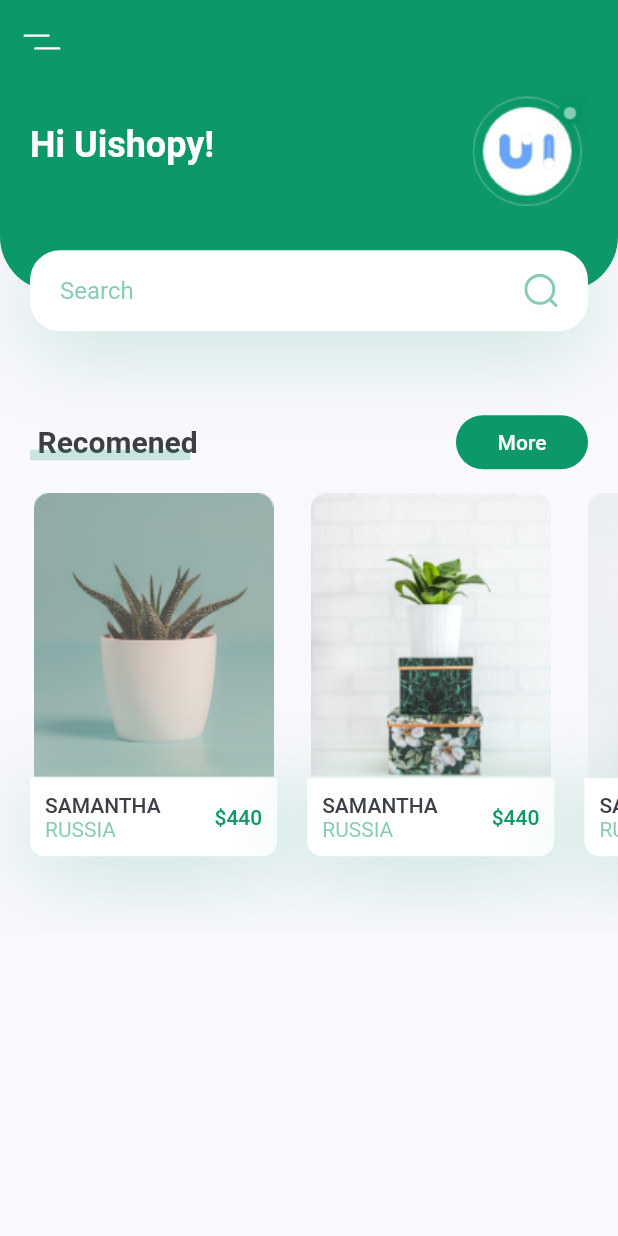
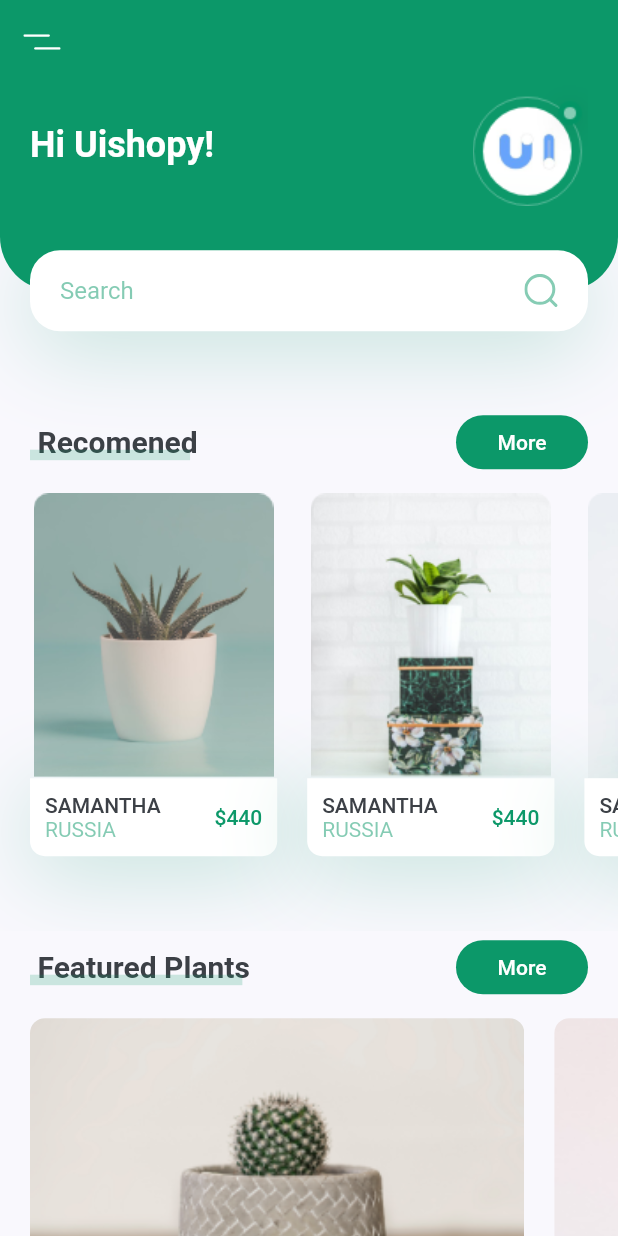
Before and after one commit to huanshenyi/youtube-plant-app, a Flutter app: the screen it shows after launch, on a phone screen of 412 x 824 dp. Run offline on Flutter 3.47's test engine with Material 2 defaults, Android fonts, the light colour scheme and no system bars; our stand-ins replace flutter_svg.

Commit message:
でかい商品の横スクロールバー追加

```diff
--- a/lib/screens/home/components/body.dart
+++ b/lib/screens/home/components/body.dart
@@ -2,6 +2,7 @@ import 'package:flutter/material.dart';
 import 'package:plant_app/constants.dart';
 import 'package:plant_app/screens/home/components/recomend_plants.dart';
 import 'package:plant_app/screens/home/components/title_with_more_bbtn.dart';
+import 'featurred_plants.dart';
 import 'header_with_seachbox.dart';
 
 class Body extends StatelessWidget {
@@ -15,6 +16,9 @@ class Body extends StatelessWidget {
           HeaderWithSearchBox(size: size),
           TitleWithMoreBtn( title: "Recomened", press: (){},),
           RecomendsPlants(key: key,),
+          TitleWithMoreBtn(title: "Featured Plants", press: (){}),
+          FeaturedPlants(),
+          SizedBox(height: kDefaultPadding,)
         ],
       ),
     );
--- /dev/null
+++ b/lib/screens/home/components/featurred_plants.dart
@@ -0,0 +1,68 @@
+/// 商品の横スクロール
+/// 2020/8/15
+
+import 'package:flutter/material.dart';
+import 'package:plant_app/constants.dart';
+
+class FeaturedPlants extends StatelessWidget {
+
+  const FeaturedPlants({
+    Key key,
+  }) : super(key: key);
+
+  @override
+  Widget build(BuildContext context) {
+    // TODO: implement build
+    return  SingleChildScrollView(
+      scrollDirection: Axis.horizontal,
+      child: Row(
+        children: [
+          FeaturePlantCard(
+            image: "assetcs/images/bottom_img_1.png",
+            press: () {},
+          ),
+          FeaturePlantCard(
+            image: "assetcs/images/bottom_img_2.png",
+            press: () {},
+          )
+        ],
+      ),
+    );
+  }
+}
+
+
+
+class FeaturePlantCard extends StatelessWidget{
+
+  const FeaturePlantCard({
+    Key key, this.image, this.press,
+  }): super(key:key);
+
+  final String image;
+  final Function press;
+
+  @override
+  Widget build(BuildContext context) {
+    Size size = MediaQuery.of(context).size;
+    // TODO: implement build
+    return GestureDetector(
+      onTap: press,
+      child: Container(
+        margin: EdgeInsets.only(
+            left: kDefaultPadding,
+            top: kDefaultPadding / 2,
+            bottom: kDefaultPadding / 2
+        ),
+        width: size.width * 0.8,
+        height: 185,
+        decoration: BoxDecoration(borderRadius: BorderRadius.circular(10),
+            image: DecorationImage(
+              fit: BoxFit.cover,
+              image: AssetImage(image),
+            )
+        ),
+      ),
+    );
+  }
+}
```
